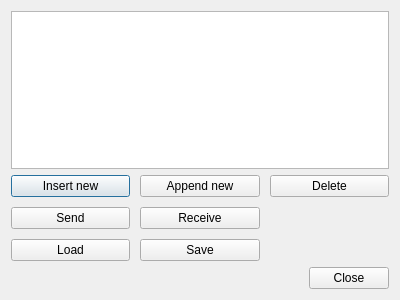
Old version of the form src/messagelistdialog.ui in the repository gitGNU/gnu_tutka.
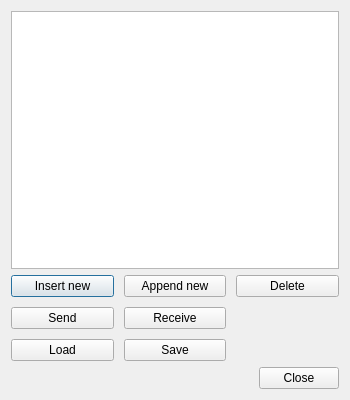
New version of the form.

Patch:
```diff
--- a/src/messagelistdialog.ui
+++ b/src/messagelistdialog.ui
@@ -6,8 +6,8 @@
    <rect>
     <x>0</x>
     <y>0</y>
-    <width>400</width>
-    <height>300</height>
+    <width>350</width>
+    <height>400</height>
    </rect>
   </property>
   <property name="windowTitle">
```
